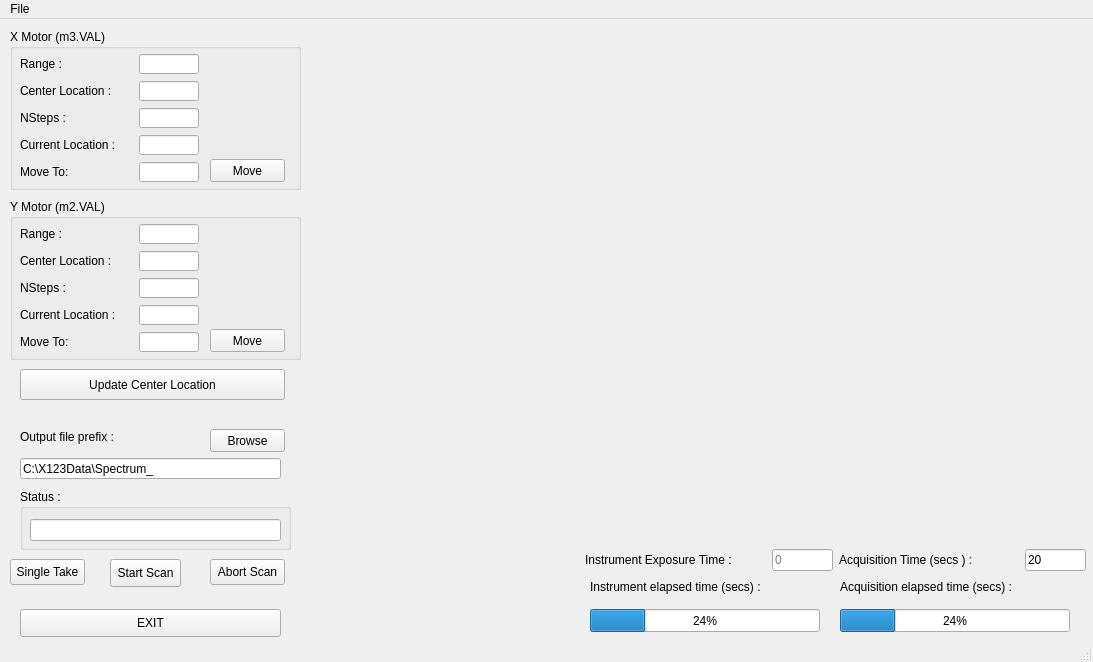
hgarbeil/pyAmptek, file gridscan_mainwin.ui: the form before one commit.
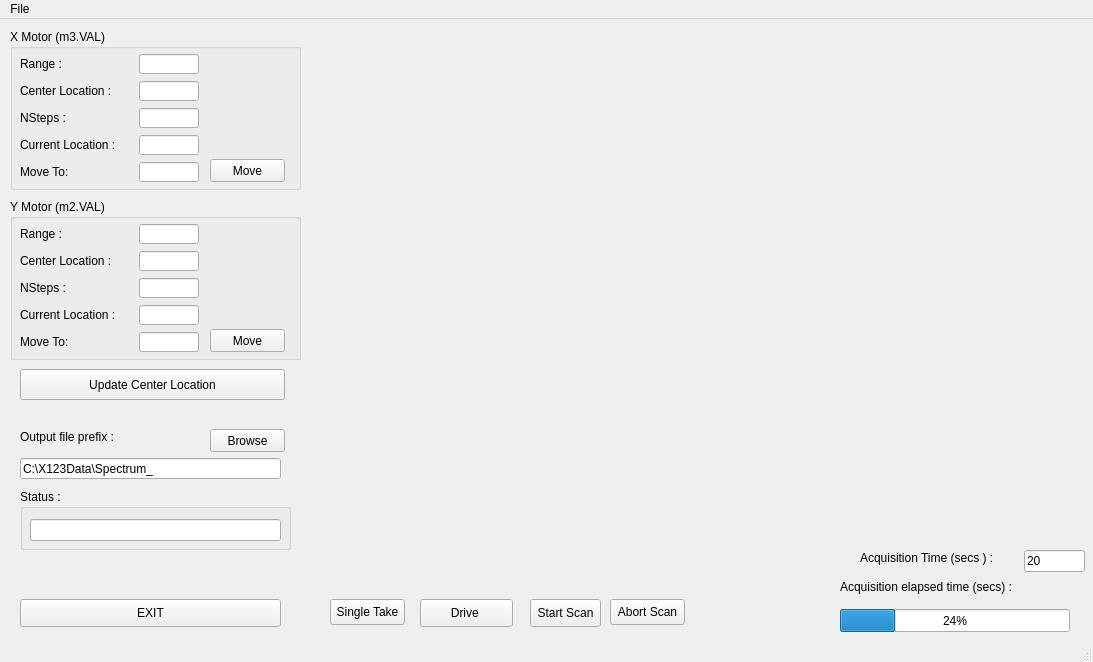
The form after the commit. Custom widgets are drawn as their Qt base class.

Diff of the .ui file:
```diff
--- a/gridscan_mainwin.ui
+++ b/gridscan_mainwin.ui
@@ -170,8 +170,8 @@
    <widget class="QPushButton" name="StartScanButton">
     <property name="geometry">
      <rect>
-      <x>110</x>
-      <y>540</y>
+      <x>530</x>
+      <y>580</y>
       <width>71</width>
       <height>28</height>
      </rect>
@@ -405,7 +405,7 @@
     <property name="geometry">
      <rect>
       <x>20</x>
-      <y>590</y>
+      <y>580</y>
       <width>261</width>
       <height>28</height>
      </rect>
@@ -453,8 +453,8 @@
    <widget class="QPushButton" name="singleAcqButton">
     <property name="geometry">
      <rect>
-      <x>10</x>
-      <y>540</y>
+      <x>330</x>
+      <y>580</y>
       <width>75</width>
       <height>26</height>
      </rect>
@@ -472,8 +472,8 @@
    <widget class="QPushButton" name="abortScanButton">
     <property name="geometry">
      <rect>
-      <x>210</x>
-      <y>540</y>
+      <x>610</x>
+      <y>580</y>
       <width>75</width>
       <height>26</height>
      </rect>
@@ -488,96 +488,6 @@
      <string>Abort Scan</string>
     </property>
    </widget>
-   <widget class="QLabel" name="label_15">
-    <property name="geometry">
-     <rect>
-      <x>590</x>
-      <y>560</y>
-      <width>191</width>
-      <height>16</height>
-     </rect>
-    </property>
-    <property name="text">
-     <string>Instrument elapsed time (secs) :</string>
-    </property>
-   </widget>
-   <widget class="QProgressBar" name="instElapsedTimePB">
-    <property name="geometry">
-     <rect>
-      <x>590</x>
-      <y>590</y>
-      <width>230</width>
-      <height>23</height>
-     </rect>
-    </property>
-    <property name="value">
-     <number>24</number>
-    </property>
-   </widget>
-   <widget class="QWidget" name="layoutWidget">
-    <property name="geometry">
-     <rect>
-      <x>585</x>
-      <y>530</y>
-      <width>501</width>
-      <height>22</height>
-     </rect>
-    </property>
-    <layout class="QHBoxLayout" name="horizontalLayout">
-     <item>
-      <widget class="QLabel" name="label_14">
-       <property name="text">
-        <string>Instrument Exposure Time :</string>
-       </property>
-      </widget>
-     </item>
-     <item>
-      <widget class="QLineEdit" name="instExposLE">
-       <property name="minimumSize">
-        <size>
-         <width>0</width>
-         <height>0</height>
-        </size>
-       </property>
-       <property name="maximumSize">
-        <size>
-         <width>61</width>
-         <height>16777215</height>
-        </size>
-       </property>
-       <property name="placeholderText">
-        <string>0</string>
-       </property>
-      </widget>
-     </item>
-     <item>
-      <widget class="QLabel" name="label_12">
-       <property name="text">
-        <string>Acquisition Time (secs ) : </string>
-       </property>
-      </widget>
-     </item>
-     <item>
-      <widget class="QLineEdit" name="acquisitionTimeLE">
-       <property name="minimumSize">
-        <size>
-         <width>0</width>
-         <height>0</height>
-        </size>
-       </property>
-       <property name="maximumSize">
-        <size>
-         <width>61</width>
-         <height>16777215</height>
-        </size>
-       </property>
-       <property name="text">
-        <string>20</string>
-       </property>
-      </widget>
-     </item>
-    </layout>
-   </widget>
    <widget class="QPushButton" name="updateCenterButton">
     <property name="geometry">
      <rect>
@@ -591,6 +501,57 @@
      <string>Update Center Location</string>
     </property>
    </widget>
+   <widget class="QPushButton" name="driveButton">
+    <property name="geometry">
+     <rect>
+      <x>420</x>
+      <y>580</y>
+      <width>93</width>
+      <height>28</height>
+     </rect>
+    </property>
+    <property name="text">
+     <string>Drive </string>
+    </property>
+   </widget>
+   <widget class="QLabel" name="label_12">
+    <property name="geometry">
+     <rect>
+      <x>860</x>
+      <y>531</y>
+      <width>150</width>
+      <height>16</height>
+     </rect>
+    </property>
+    <property name="text">
+     <string>Acquisition Time (secs ) : </string>
+    </property>
+   </widget>
+   <widget class="QLineEdit" name="acquisitionTimeLE">
+    <property name="geometry">
+     <rect>
+      <x>1024</x>
+      <y>531</y>
+      <width>61</width>
+      <height>22</height>
+     </rect>
+    </property>
+    <property name="minimumSize">
+     <size>
+      <width>0</width>
+      <height>0</height>
+     </size>
+    </property>
+    <property name="maximumSize">
+     <size>
+      <width>61</width>
+      <height>16777215</height>
+     </size>
+    </property>
+    <property name="text">
+     <string>20</string>
+    </property>
+   </widget>
   </widget>
   <widget class="QMenuBar" name="menubar">
    <property name="geometry">
```
Left out of the diff: 2 changed lines with no effect on the pictures.
